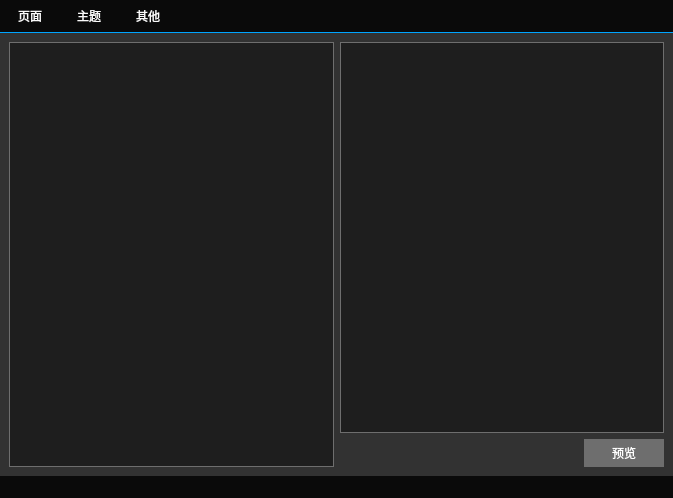
The window that MainWindow.ui (gongjianbo/LearnQSS) describes before a commit, drawn with Qt 5.
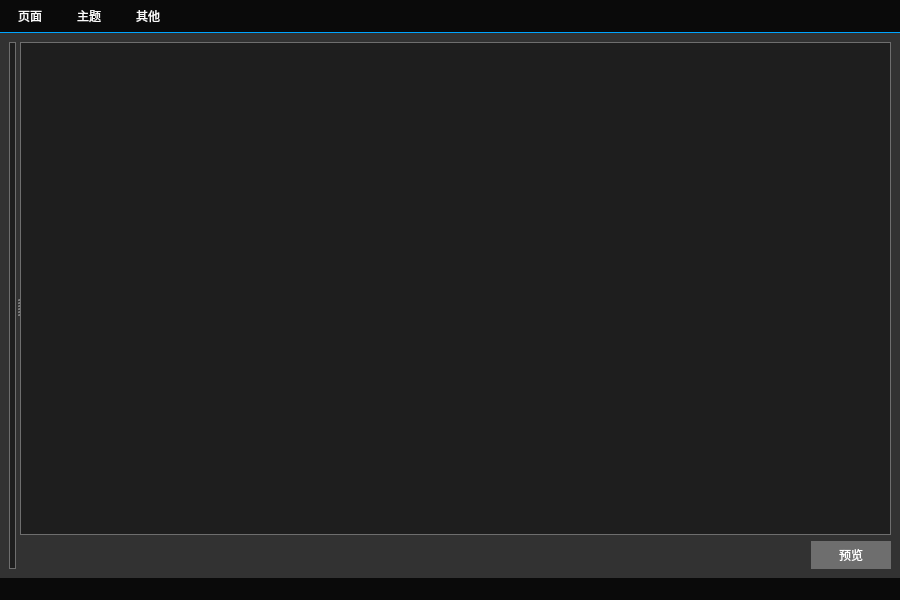
The same window after the commit.

Commit message: 按钮QPushButton样式

```diff
--- a/MainWindow.ui
+++ b/MainWindow.ui
@@ -6,8 +6,8 @@
    <rect>
     <x>0</x>
     <y>0</y>
-    <width>673</width>
-    <height>498</height>
+    <width>900</width>
+    <height>600</height>
    </rect>
   </property>
   <property name="windowTitle">
@@ -173,18 +173,21 @@
 }</string>
   </property>
   <widget class="QWidget" name="centralwidget">
-   <layout class="QHBoxLayout" name="horizontalLayout_2">
+   <layout class="QVBoxLayout" name="verticalLayout_2">
     <item>
+     <widget class="QSplitter" name="splitter">
+      <property name="orientation">
+       <enum>Qt::Horizontal</enum>
+      </property>
      <widget class="QStackedWidget" name="stackedWidget">
       <property name="sizePolicy">
-       <sizepolicy hsizetype="Expanding" vsizetype="Preferred">
+        <sizepolicy hsizetype="Preferred" vsizetype="Preferred">
         <horstretch>0</horstretch>
         <verstretch>0</verstretch>
        </sizepolicy>
       </property>
      </widget>
-    </item>
-    <item>
+      <widget class="QWidget" name="">
      <layout class="QVBoxLayout" name="verticalLayout">
       <item>
        <widget class="QTextEdit" name="editPreview"/>
@@ -214,6 +217,8 @@
        </layout>
       </item>
      </layout>
+      </widget>
+     </widget>
     </item>
    </layout>
   </widget>
@@ -222,7 +227,7 @@
     <rect>
      <x>0</x>
      <y>0</y>
-     <width>673</width>
+     <width>900</width>
      <height>34</height>
     </rect>
    </property>
```
Lines whose indentation alone changed are shown as unchanged. The commit also changes 5 other files.
